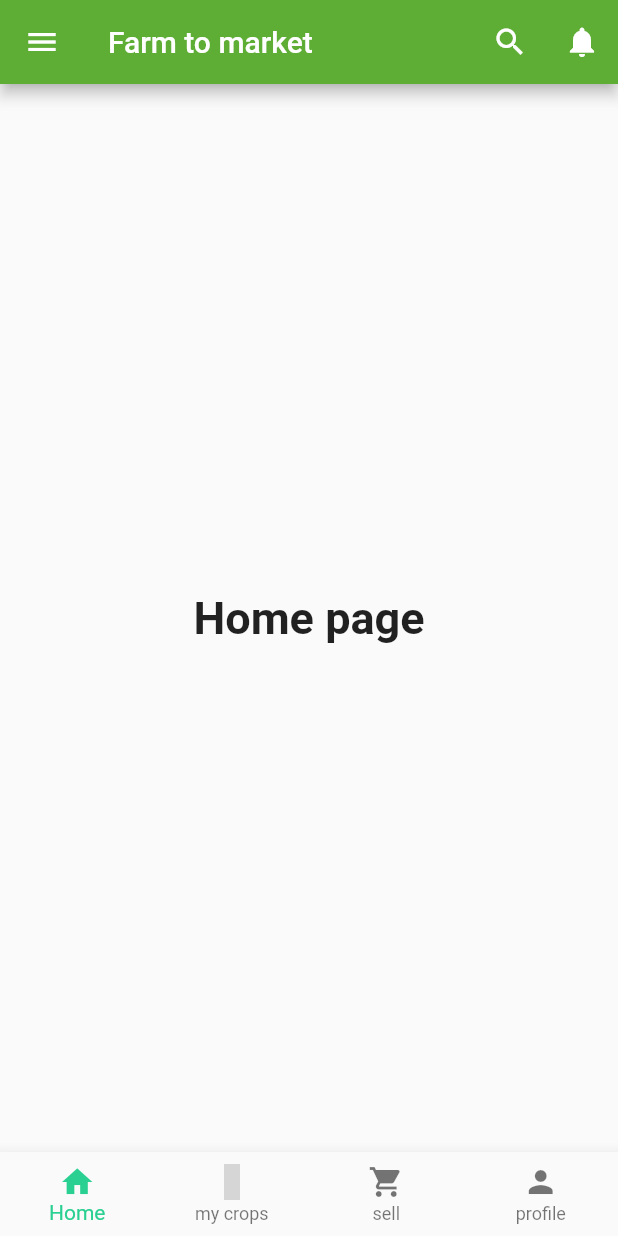
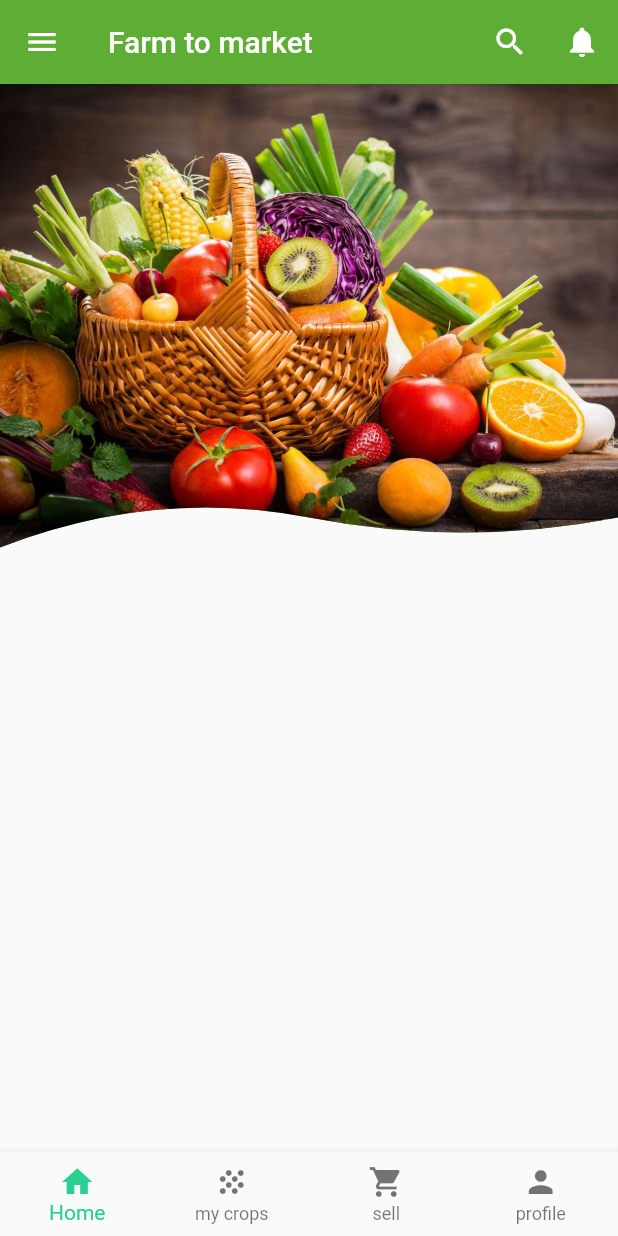
Before and after one commit to jenniekibiri/farm_app, a Flutter app: the HomePage screen opened directly, on a phone screen of 412 x 824 dp. Run offline on Flutter 3.47's test engine with Material 2 defaults, Android fonts, the phone set to English and light mode, and no system bars; our stand-ins replace hexcolor, splashscreen; grey boxes are pictures that could not be loaded.

Commit message:
create bezier to curve home image

```diff
--- a/lib/Home.dart
+++ b/lib/Home.dart
@@ -1,6 +1,6 @@
 import 'package:flutter/material.dart';
 import 'package:hexcolor/hexcolor.dart';
-
+import 'common.dart';
 class HomePage extends StatefulWidget {
   @override
   _HomePageState createState() => _HomePageState();
@@ -11,7 +11,7 @@ class _HomePageState extends State<HomePage> {
   @override
   Widget build(BuildContext context) {
     return Scaffold(
-
+    resizeToAvoidBottomInset: false,
 bottomNavigationBar: BottomNavigationBar(
     type: BottomNavigationBarType.fixed,
   fixedColor: Color(0XFF29D091),
@@ -29,7 +29,7 @@ bottomNavigationBar: BottomNavigationBar(
           ),
           new BottomNavigationBarItem(
             title: new Text('my crops'),
-             icon: new Icon(Icons.veg)
+             icon: new Icon(Icons.grain)
           ),
           new BottomNavigationBarItem(
             title: new Text('sell'),
@@ -267,15 +267,36 @@ bottomNavigationBar: BottomNavigationBar(
             onPressed: () {
               // do something
             },
-          )
+          ),
+
+
         ],
+
       ),
-      body: new Center(
-        child: new Text(
-          "Home page",
-          style: new TextStyle(fontWeight: FontWeight.bold, fontSize: 30.0),
+
+      body: new Container(
+        child: Wrap(
+
+          children: <Widget> [
+          ClipPath(
+            clipper: CustomAppBar(),
+            child: Container(
+              color:  HexColor("#5EAD34"),
+              child: Column(
+                mainAxisAlignment: MainAxisAlignment.center,
+                children: <Widget>[
+               Image.asset('assets/fruits.jpg'),
+                ],
+              ),
+            ),
+          ),
+
+
+
+        ],
         ),
       ),
+
     );
   }
 }
--- a/pubspec.yaml
+++ b/pubspec.yaml
@@ -51,6 +51,7 @@ flutter:
     # - images/a_dot_burr.jpeg
     - assets/logo.png
     - assets/logogreen.png
+    - assets/fruits.jpg
 
   # An image asset can refer to one or more resolution-specific "variants", see
   # https://flutter.dev/assets-and-images/#resolution-aware.
```
Also changed, not shown: assets/fruits.jpg (added).
